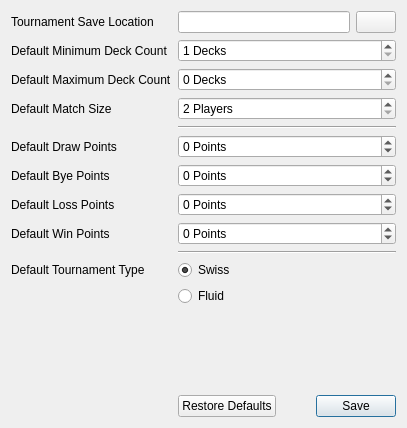
The window that src/ui/menubar/file/settingtab.ui (SquireTournamentServices/SquireDesktop) describes before a commit, drawn with Qt 5.
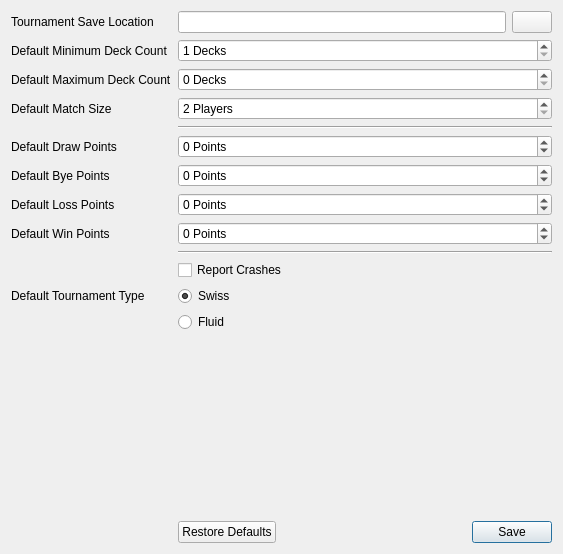
The same window after the commit. Icons and pictures are not drawn.

Commit message:
feat: added report crash opt out
This added to the GUI and, the crash handler.

```diff
--- a/src/ui/menubar/file/settingtab.ui
+++ b/src/ui/menubar/file/settingtab.ui
@@ -6,8 +6,8 @@
    <rect>
     <x>0</x>
     <y>0</y>
-    <width>407</width>
-    <height>428</height>
+    <width>563</width>
+    <height>554</height>
    </rect>
   </property>
   <property name="windowTitle">
@@ -185,14 +185,14 @@
      </property>
     </widget>
    </item>
-   <item row="17" column="1">
+   <item row="18" column="1">
     <widget class="QDialogButtonBox" name="buttonBox">
      <property name="standardButtons">
       <set>QDialogButtonBox::RestoreDefaults|QDialogButtonBox::Save</set>
      </property>
     </widget>
    </item>
-   <item row="10" column="1">
+   <item row="11" column="1">
     <widget class="QRadioButton" name="swissRadio">
      <property name="text">
       <string>Swiss</string>
@@ -202,21 +202,21 @@
      </property>
     </widget>
    </item>
-   <item row="11" column="1">
+   <item row="12" column="1">
     <widget class="QRadioButton" name="fluidRadio">
      <property name="text">
       <string>Fluid</string>
      </property>
     </widget>
    </item>
-   <item row="10" column="0">
+   <item row="11" column="0">
     <widget class="QLabel" name="label">
      <property name="text">
       <string>Default Tournament Type</string>
      </property>
     </widget>
    </item>
-   <item row="14" column="1">
+   <item row="15" column="1">
     <spacer name="verticalSpacer">
      <property name="orientation">
       <enum>Qt::Vertical</enum>
@@ -246,6 +246,13 @@
      </property>
     </widget>
    </item>
+   <item row="10" column="1">
+    <widget class="QCheckBox" name="reportCrashesEdit">
+     <property name="text">
+      <string>Report Crashes</string>
+     </property>
+    </widget>
+   </item>
   </layout>
  </widget>
  <resources/>
```
The commit also changes 12 other files.
